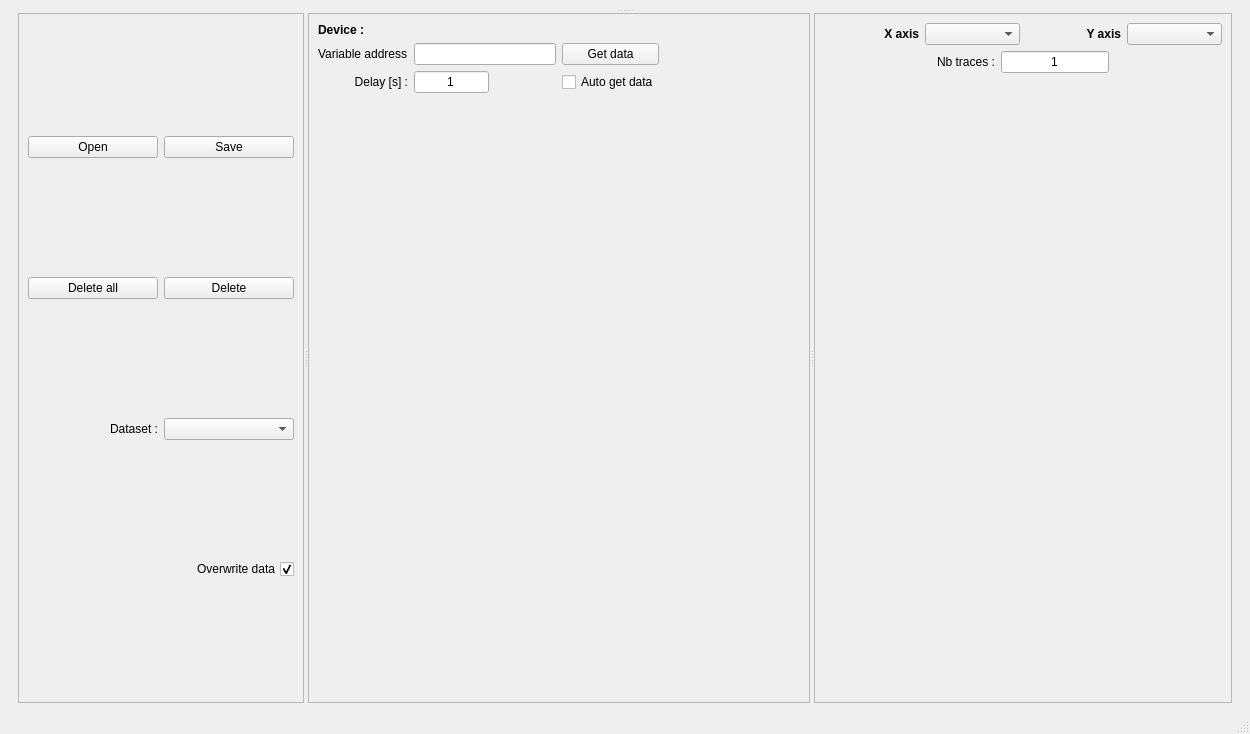
The window that autolab/core/gui/plotting/interface.ui (autolab-project/autolab) describes before a commit, drawn with Qt 5.
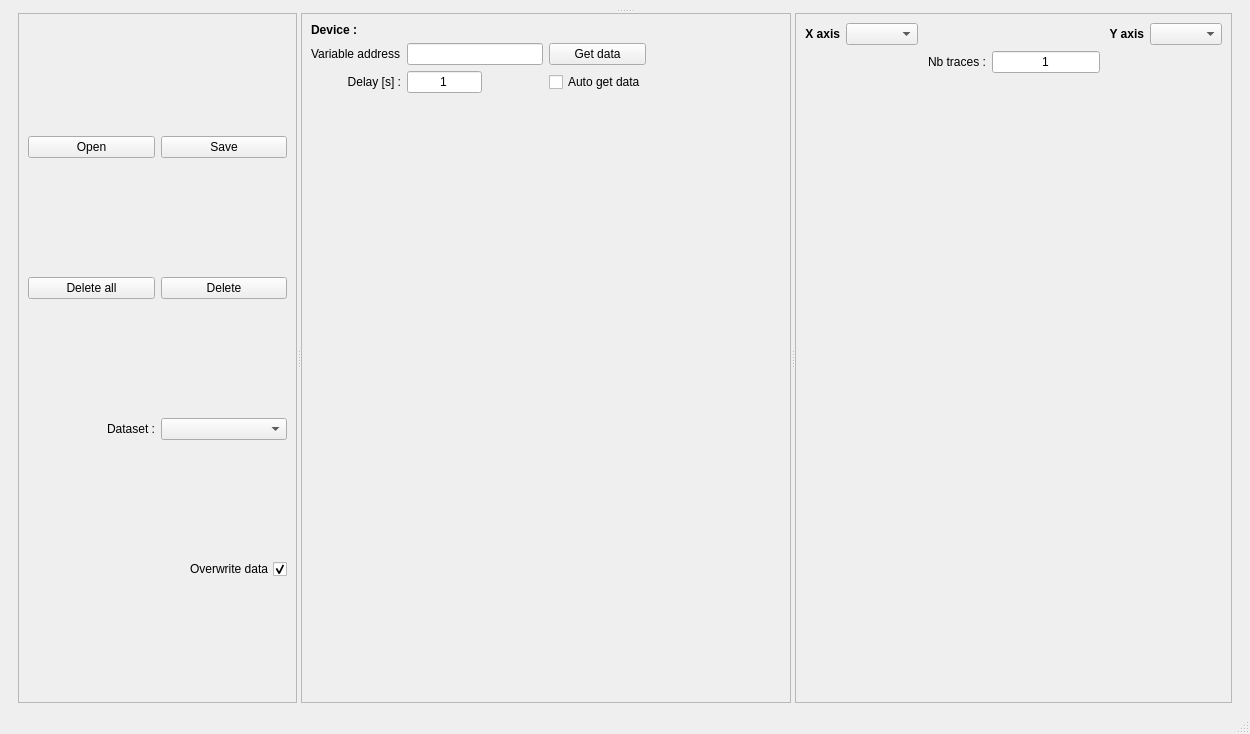
The same window after the commit.

Diff of the .ui file:
```diff
--- a/autolab/core/gui/plotting/interface.ui
+++ b/autolab/core/gui/plotting/interface.ui
@@ -295,21 +295,14 @@
            <layout class="QVBoxLayout" name="verticalLayout">
             <item>
              <layout class="QGridLayout" name="gridLayout_3">
-              <item row="0" column="3">
+              <item row="0" column="4">
                <widget class="QComboBox" name="variable_y_comboBox">
                 <property name="sizeAdjustPolicy">
                  <enum>QComboBox::AdjustToContents</enum>
                 </property>
                </widget>
               </item>
-              <item row="0" column="1">
-               <widget class="QComboBox" name="variable_x_comboBox">
-                <property name="sizeAdjustPolicy">
-                 <enum>QComboBox::AdjustToContents</enum>
-                </property>
-               </widget>
-              </item>
-              <item row="0" column="2">
+              <item row="0" column="3">
                <widget class="QLabel" name="label_7">
                 <property name="font">
                  <font>
@@ -325,6 +318,13 @@
                 </property>
                </widget>
               </item>
+              <item row="0" column="1">
+               <widget class="QComboBox" name="variable_x_comboBox">
+                <property name="sizeAdjustPolicy">
+                 <enum>QComboBox::AdjustToContents</enum>
+                </property>
+               </widget>
+              </item>
               <item row="0" column="0">
                <widget class="QLabel" name="label_6">
                 <property name="font">
@@ -341,6 +341,19 @@
                 </property>
                </widget>
               </item>
+              <item row="0" column="2">
+               <spacer name="horizontalSpacer_2">
+                <property name="orientation">
+                 <enum>Qt::Horizontal</enum>
+                </property>
+                <property name="sizeHint" stdset="0">
+                 <size>
+                  <width>40</width>
+                  <height>20</height>
+                 </size>
+                </property>
+               </spacer>
+              </item>
              </layout>
             </item>
             <item>
```
